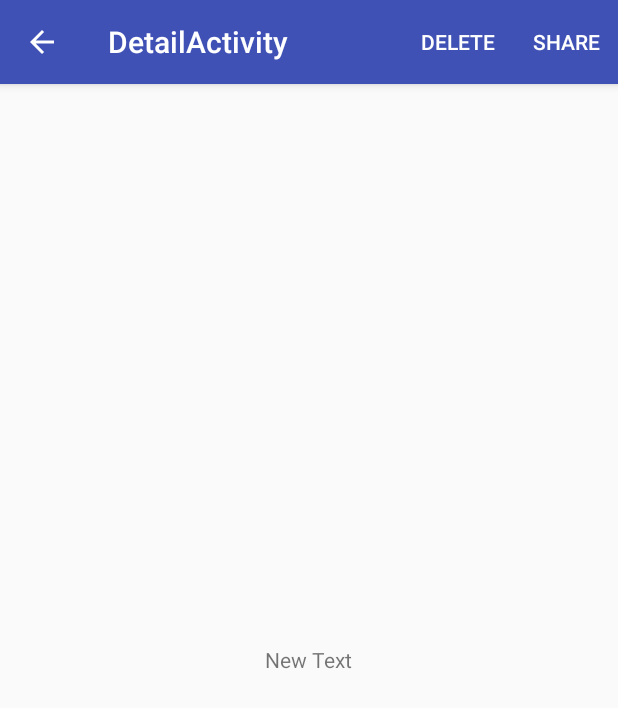
After one commit to spacegoing/Helenote, an Android app: the DetailActivity screen opened directly, with no data from a screen before it, on a phone screen of 412 x 824 dp. The commit adds this screen. Shown: the top 708 px of the screen. Run offline under Robolectric (Android 15) with nearby library versions, the phone set to English and light mode, and no system bars.

Commit message:
Finished Menu and Activities, Start DB

```diff
--- a/Helenote/app/build.gradle
+++ b/Helenote/app/build.gradle
@@ -24,4 +24,5 @@ dependencies {
     testCompile 'junit:junit:4.12'
     compile 'com.android.support:appcompat-v7:23.2.1'
     compile 'com.android.support:support-v4:23.2.1'
+    compile 'com.android.support:design:23.2.1'
 }
--- a/Helenote/app/src/main/AndroidManifest.xml
+++ b/Helenote/app/src/main/AndroidManifest.xml
@@ -15,6 +15,12 @@
                 <category android:name="android.intent.category.LAUNCHER" />
             </intent-filter>
         </activity>
+        <activity
+            android:name=".DetailActivity"
+            android:label="@string/title_activity_detail"
+            android:parentActivityName=".MainActivity">
+
+        </activity>
     </application>
 
 </manifest>
--- /dev/null
+++ b/Helenote/app/src/main/java/com/example/spacegoing/helenote/DetailActivity.java
@@ -0,0 +1,29 @@
+package com.example.spacegoing.helenote;
+
+import android.os.Bundle;
+import android.support.v7.app.AppCompatActivity;
+import android.view.Menu;
+import android.view.MenuInflater;
+import android.view.MenuItem;
+
+public class DetailActivity extends AppCompatActivity {
+
+    @Override
+    protected void onCreate(Bundle savedInstanceState) {
+        super.onCreate(savedInstanceState);
+        setContentView(R.layout.activity_detail);
+    }
+
+    @Override
+    public boolean onCreateOptionsMenu(Menu menu) {
+        MenuInflater inflater = getMenuInflater();
+        inflater.inflate(R.menu.detail_menu, menu);
+        return true;
+    }
+
+    @Override
+    public boolean onOptionsItemSelected(MenuItem item) {
+        return super.onOptionsItemSelected(item);
+    }
+
+}
--- /dev/null
+++ b/Helenote/app/src/main/res/layout/activity_detail.xml
@@ -0,0 +1,17 @@
+<?xml version="1.0" encoding="utf-8"?>
+<FrameLayout xmlns:android="http://schemas.android.com/apk/res/android"
+    xmlns:app="http://schemas.android.com/apk/res-auto"
+    xmlns:tools="http://schemas.android.com/tools"
+    android:layout_width="match_parent"
+    android:layout_height="match_parent"
+    android:fitsSystemWindows="true"
+    tools:context="com.example.spacegoing.helenote.DetailActivity">
+
+
+    <TextView
+        android:layout_width="wrap_content"
+        android:layout_height="wrap_content"
+        android:text="New Text"
+        android:id="@+id/textView"
+        android:layout_gravity="center" />
+</FrameLayout>
--- /dev/null
+++ b/Helenote/app/src/main/res/menu/detail_menu.xml
@@ -0,0 +1,10 @@
+<?xml version="1.0" encoding="utf-8"?>
+<menu xmlns:android="http://schemas.android.com/apk/res/android"
+    xmlns:app="http://schemas.android.com/apk/res-auto">
+    <item android:id="@+id/action_delete"
+        android:title="@string/note_delete"
+        app:showAsAction="always" />
+    <item android:id="@+id/action_share"
+        android:title="@string/note_share"
+        app:showAsAction="always" />
+</menu>
--- a/Helenote/app/src/main/res/values/dimens.xml
+++ b/Helenote/app/src/main/res/values/dimens.xml
@@ -2,4 +2,5 @@
     <!-- Default screen margins, per the Android Design guidelines. -->
     <dimen name="activity_horizontal_margin">16dp</dimen>
     <dimen name="activity_vertical_margin">16dp</dimen>
+    <dimen name="fab_margin">16dp</dimen>
 </resources>
--- a/Helenote/app/src/main/res/values/strings.xml
+++ b/Helenote/app/src/main/res/values/strings.xml
@@ -4,4 +4,7 @@
     <!-- TODO: Remove or change this placeholder text -->
     <string name="hello_blank_fragment">Hello blank fragment</string>
     <string name="create_note">create</string>
+    <string name="title_activity_detail">DetailActivity</string>
+    <string name="note_delete">delete</string>
+    <string name="note_share">share</string>
 </resources>
```
Also changed, not shown: Helenote/app/src/main/java/com/example/spacegoing/helenote/NoteListFragment.java (+12 -1 lines), Helenote/app/src/main/java/com/example/spacegoing/helenote/data/NotesContract.java (added, +74 -0 lines), Helenote/app/src/main/res/values-v21/styles.xml (added, +9 -0 lines), Helenote/app/src/main/res/values/styles.xml (+9 -0 lines).
